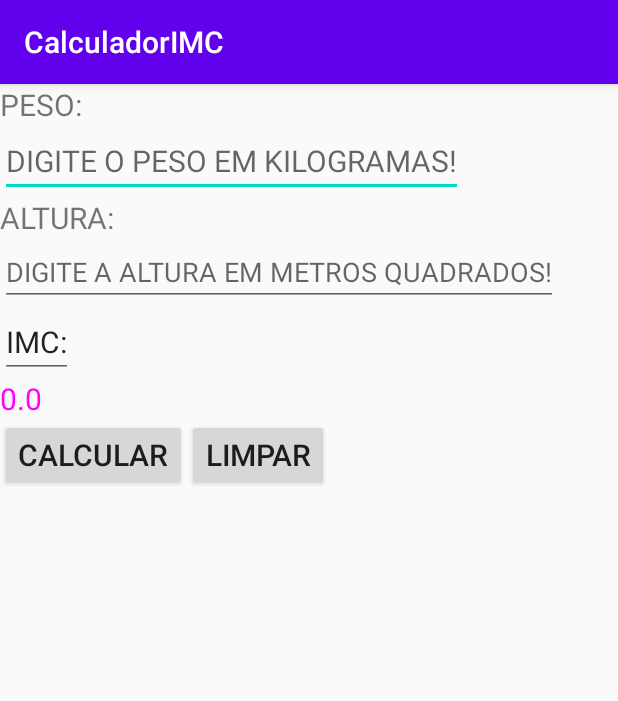
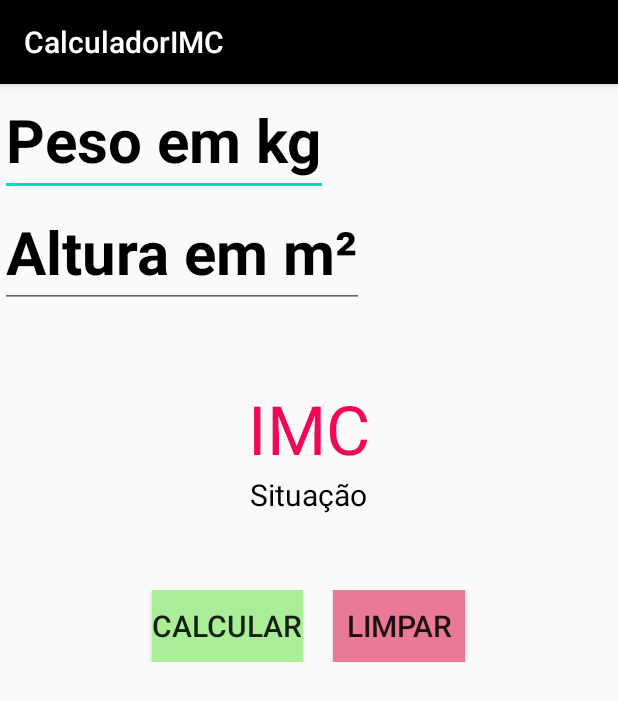
Before and after one commit to Rodrigo-Sarmento/CalculadorIMC, an Android app: the screen it shows after launch (MainActivity), after a tap on "LIMPAR", on a phone screen of 412 x 824 dp. Shown: the top 701 px of the screen. Run offline under Robolectric (Android 15) with nearby library versions, the phone set to English and light mode, and no system bars.

Commit message:
feat: new layout and add situação

```diff
--- a/app/src/main/java/com/digo/calculadorimc/MainActivity.java
+++ b/app/src/main/java/com/digo/calculadorimc/MainActivity.java
@@ -15,6 +15,7 @@ public class MainActivity extends AppCompatActivity {
     private EditText etPeso;
     private EditText etAltura;
     private TextView teResultado;
+    private TextView teSituacao;
     private Button btCalcular;
     private Button btLimpar;
 
@@ -26,6 +27,7 @@ public class MainActivity extends AppCompatActivity {
         etPeso = findViewById(R.id.etPeso);
         etAltura = findViewById(R.id.etAltura);
         teResultado = findViewById(R.id.teResultado);
+        teSituacao = findViewById(R.id.teSituacao);
         btCalcular = findViewById(R.id.btCalcular);
         btLimpar = findViewById(R.id.btLimpar);
 
@@ -61,11 +63,25 @@ public class MainActivity extends AppCompatActivity {
         double altura = Double.parseDouble(etAltura.getText().toString());
         double imc = peso / Math.pow(altura,2);
         teResultado.setText(new DecimalFormat("0.00").format(imc));
+        if(imc >= 18.5 && imc <= 24.9){
+            teSituacao.setText("Parabéns-você está em seu peso normal!");
+        }else if(imc > 24.9 && imc <= 29.9){
+            teSituacao.setText("Você está acima de seu peso(sobrepeso).");
+        }else if(imc > 29.9 && imc <= 34.9){
+            teSituacao.setText("Obesidade grau 1.");
+        }else if(imc > 34.9 && imc <= 39.9){
+            teSituacao.setText("Obesidade grau 2(severa).");
+        }else if(imc > 39.9){
+            teSituacao.setText("Obesidade grau 3(mórbida).");
+        }else if(imc < 18.5){
+            teSituacao.setText("Você está abaixo de seu peso");
+        }
     }
 
     private void btLimparOnClick(){
         etPeso.setText("");
         etAltura.setText("");
-        teResultado.setText("0.0");
+        teResultado.setText("IMC");
+        teSituacao.setText("Situação");
     }
 }
--- a/app/src/main/res/layout/activity_main.xml
+++ b/app/src/main/res/layout/activity_main.xml
@@ -3,13 +3,9 @@
     xmlns:android="http://schemas.android.com/apk/res/android"
     android:layout_width="match_parent"
     android:layout_height="match_parent"
-    android:orientation="vertical">
+    android:orientation="vertical"
+    >
 
-    <TextView
-        android:layout_width="wrap_content"
-        android:layout_height="wrap_content"
-        android:text="PESO:"
-        android:textSize="20dp"/>
 
     <EditText
         android:layout_width="wrap_content"
@@ -17,54 +13,69 @@
         android:id="@+id/etPeso"
         android:inputType="numberDecimal"
         android:text=""
-        android:hint="DIGITE O PESO EM KILOGRAMAS!"
+        android:textStyle="bold"
+        android:textColor="@color/black"
+        android:textColorHint="@color/black"
+        android:hint="Peso em kg"
         android:maxLength="8"
-        android:textSize="20dp"/>
+        android:textSize="40dp"/>
 
-    <TextView
-        android:layout_width="wrap_content"
-        android:layout_height="wrap_content"
-        android:text="ALTURA:"
-        android:textSize="20dp" />
     <EditText
         android:layout_width="wrap_content"
         android:layout_height="wrap_content"
         android:id="@+id/etAltura"
         android:inputType="numberDecimal"
         android:text=""
-        android:hint="DIGITE A ALTURA EM METROS
-QUADRADOS!"/>
+        android:textStyle="bold"
+        android:textColorHint="@color/black"
+        android:maxLength="7"
+        android:hint="Altura em m²"
+        android:textSize="40dp"/>
 
-    <EditText
-        android:layout_width="wrap_content"
-        android:layout_height="wrap_content"
-        android:text="IMC:"
-        android:textSize="20dp"/>
     <TextView
         android:layout_width="wrap_content"
         android:layout_height="wrap_content"
         android:id="@+id/teResultado"
-        android:text="0,0"
+        android:layout_gravity="center"
+        android:text="IMC"
+        android:textSize="45dp"
+        android:textColor="#F10757"
+        android:paddingTop="50dp"/>
+
+    <TextView
+        android:id="@+id/teSituacao"
+        android:layout_width="wrap_content"
+        android:layout_height="wrap_content"
+        android:layout_gravity="center"
+        android:textColor="@color/black"
+        android:text="Situação"
         android:textSize="20dp"
-        android:textColor="#FF00FF"/>
+        android:paddingBottom="50dp"/>
 
     <LinearLayout
         android:layout_width="wrap_content"
         android:layout_height="wrap_content"
-        android:orientation="horizontal">
+        android:orientation="horizontal"
+        android:layout_gravity="center">
+
         <Button
+            android:id="@+id/btCalcular"
             android:layout_width="wrap_content"
             android:layout_height="wrap_content"
-            android:id="@+id/btCalcular"
+            android:background="#AAEE97"
+            android:onClick="btCalcularOnclick"
             android:text="CALCULAR"
             android:textSize="20dp"
-            android:onClick="btCalcularOnclick"/>
+            android:layout_marginHorizontal="10dp"/>
+
         <Button
             android:layout_width="wrap_content"
             android:layout_height="wrap_content"
             android:id="@+id/btLimpar"
             android:text="LIMPAR"
             android:textSize="20dp"
-            android:onClick="btLimparOnclick"/>
+            android:onClick="btLimparOnclick"
+            android:background="#EA7995"
+            android:layout_marginHorizontal="10dp"/>
     </LinearLayout>
 </LinearLayout>
--- a/app/src/main/res/values/themes.xml
+++ b/app/src/main/res/values/themes.xml
@@ -2,8 +2,8 @@
     <!-- Base application theme. -->
     <style name="Theme.CalculadorIMC" parent="Theme.AppCompat.Light.DarkActionBar">
         <!-- Primary brand color. -->
-        <item name="colorPrimary">@color/purple_500</item>
-        <item name="colorPrimaryDark">@color/purple_700</item>
+        <item name="colorPrimary">@color/black</item>
+        <item name="colorPrimaryDark">@color/black</item>
         <item name="colorAccent">@color/teal_200</item>
         <!-- Customize your theme here. -->
     </style>
```
